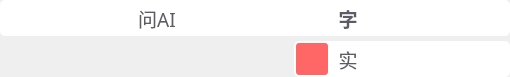
Above: OneGrab/src/BtnBar.ui from whdicu/OneGrab before the change. Below: the same form after it.
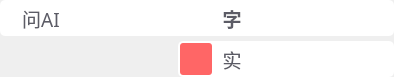
That is the form after the change. Icons and pictures are not drawn.

Commit message: 1.btnBar宽度自适应

Patch:
```diff
--- a/OneGrab/src/BtnBar.ui
+++ b/OneGrab/src/BtnBar.ui
@@ -6,10 +6,16 @@
    <rect>
     <x>0</x>
     <y>0</y>
-    <width>510</width>
+    <width>392</width>
     <height>77</height>
    </rect>
   </property>
+  <property name="sizePolicy">
+   <sizepolicy hsizetype="Preferred" vsizetype="Preferred">
+    <horstretch>0</horstretch>
+    <verstretch>0</verstretch>
+   </sizepolicy>
+  </property>
   <property name="minimumSize">
    <size>
     <width>0</width>
@@ -30,7 +36,7 @@
 	color: #5c5c66;
 }
 
-#widget,
+#widget_3,
 #widget_22
 {
 	border-radius: 5px;
@@ -53,15 +59,55 @@
 	background-color: #ff6666;
 }</string>
   </property>
+  <layout class="QHBoxLayout" name="horizontalLayout_4">
+   <property name="spacing">
+    <number>0</number>
+   </property>
+   <property name="leftMargin">
+    <number>0</number>
+   </property>
+   <property name="topMargin">
+    <number>0</number>
+   </property>
+   <property name="rightMargin">
+    <number>0</number>
+   </property>
+   <property name="bottomMargin">
+    <number>0</number>
+   </property>
+   <item>
+    <spacer name="horizontalSpacer">
+     <property name="orientation">
+      <enum>Qt::Horizontal</enum>
+     </property>
+     <property name="sizeHint" stdset="0">
+      <size>
+       <width>1</width>
+       <height>20</height>
+      </size>
+     </property>
+    </spacer>
+   </item>
+   <item>
   <widget class="QWidget" name="widget" native="true">
-   <property name="geometry">
-    <rect>
-     <x>0</x>
-     <y>0</y>
-     <width>510</width>
-     <height>36</height>
-    </rect>
-   </property>
+     <layout class="QVBoxLayout" name="verticalLayout">
+      <property name="spacing">
+       <number>5</number>
+      </property>
+      <property name="leftMargin">
+       <number>0</number>
+      </property>
+      <property name="topMargin">
+       <number>0</number>
+      </property>
+      <property name="rightMargin">
+       <number>0</number>
+      </property>
+      <property name="bottomMargin">
+       <number>0</number>
+      </property>
+      <item>
+       <widget class="QWidget" name="widget_3" native="true">
    <property name="minimumSize">
     <size>
      <width>0</width>
@@ -515,15 +561,9 @@
     </item>
    </layout>
   </widget>
+      </item>
+      <item>
   <widget class="QWidget" name="widget_2" native="true">
-   <property name="geometry">
-    <rect>
-     <x>0</x>
-     <y>41</y>
-     <width>510</width>
-     <height>36</height>
-    </rect>
-   </property>
    <property name="minimumSize">
     <size>
      <width>0</width>
@@ -553,7 +593,7 @@
      <number>0</number>
     </property>
     <item>
-     <spacer name="horizontalSpacer">
+          <spacer name="horizontalSpacer_2">
       <property name="orientation">
        <enum>Qt::Horizontal</enum>
       </property>
@@ -811,6 +851,11 @@
     </item>
    </layout>
   </widget>
+      </item>
+     </layout>
+    </widget>
+   </item>
+  </layout>
  </widget>
  <layoutdefault spacing="6" margin="11"/>
  <resources>
```
Lines whose indentation alone changed are shown as unchanged.
